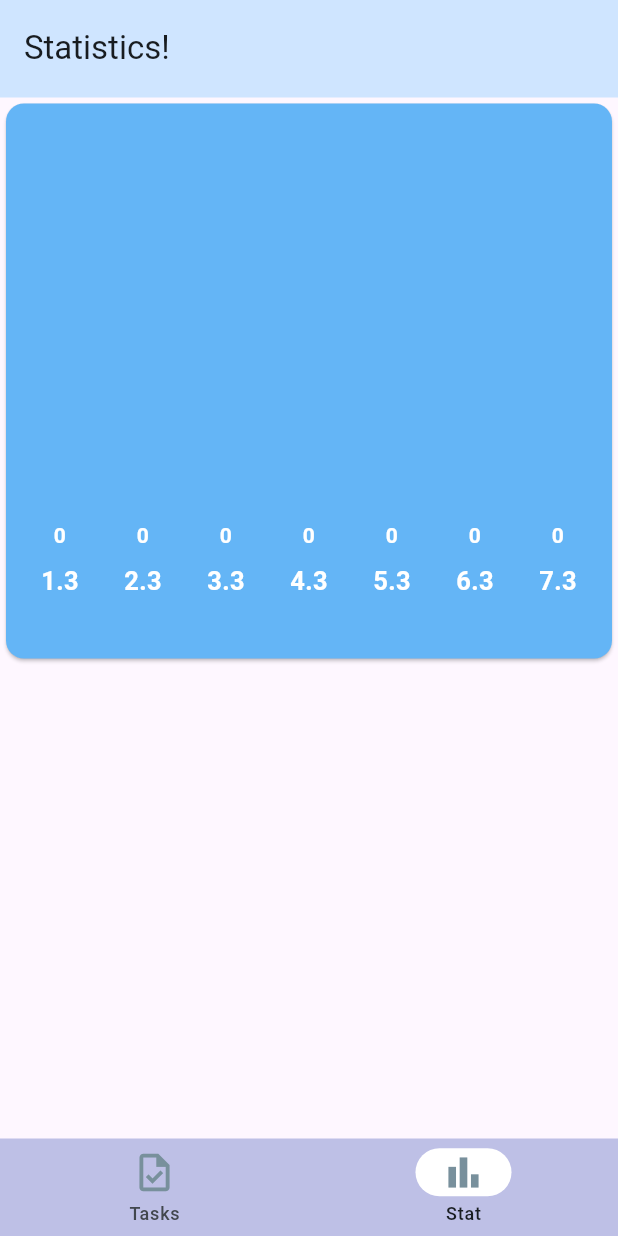
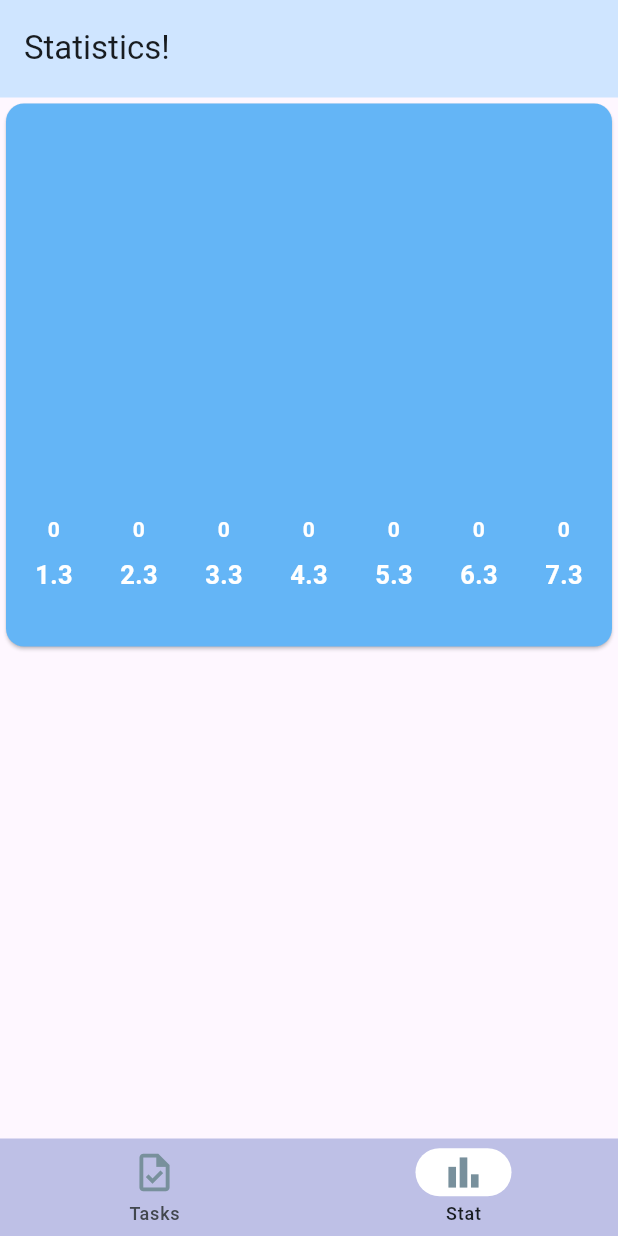
Before and after one commit to Flutter007/hw26, a Flutter app: the screen it shows after launch, item 2 of the bottom bar chosen, on a phone screen of 412 x 824 dp. Run offline on Flutter 3.47's test engine with Material 3 defaults, Android fonts, the phone set to English and light mode, and no system bars; drawn by our look-alikes of fl_chart; our stand-ins replace flutter_slidable.

Commit message:
HomeWork 35.ToDo list Themes.Changed padding in Card.

```diff
--- a/lib/widget/statistics/statistic_card.dart
+++ b/lib/widget/statistics/statistic_card.dart
@@ -13,7 +13,7 @@ class StatisticCard extends StatelessWidget {
       child: Card(
         color: customColor.backgroundOfChart,
         child: Padding(
-          padding: EdgeInsets.all(30),
+          padding: EdgeInsets.all(26),
           child: child,
         ),
       ),
```
